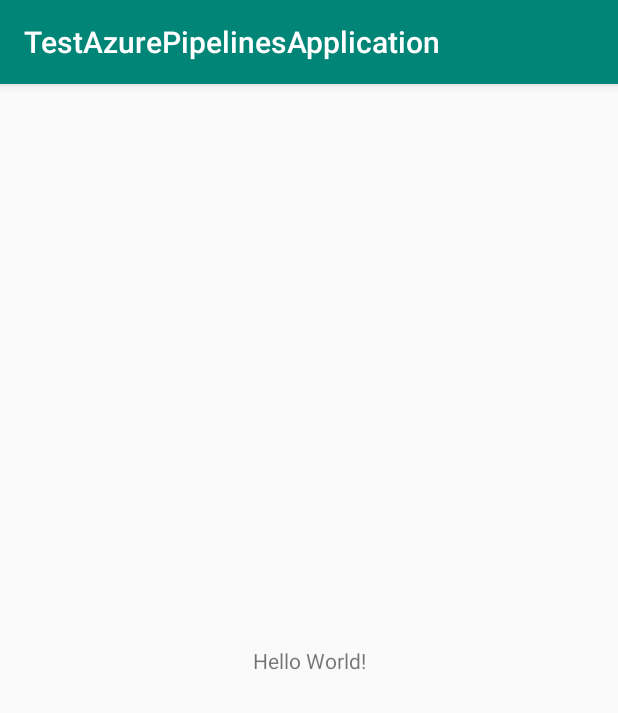
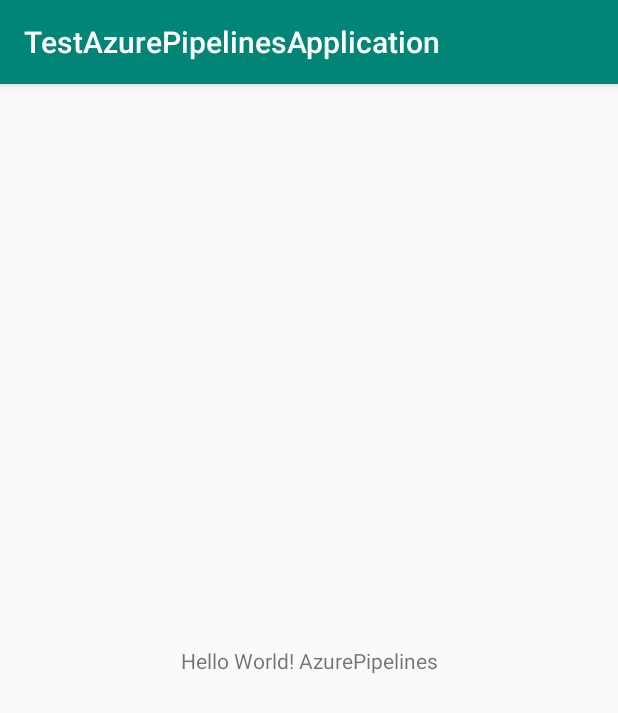
Before and after one commit to vnvuongducnghia/TestAzurePipelines, an Android app: the screen it shows after launch (MainActivity), on a phone screen of 412 x 824 dp. Shown: the top 713 px of the screen. Run offline under Robolectric (Android 15) with nearby library versions, the phone set to English and light mode, and no system bars.

Commit message:
update file azure pipelines

```diff
--- a/TestAzurePipelinesApplication/app/src/main/res/layout/activity_main.xml
+++ b/TestAzurePipelinesApplication/app/src/main/res/layout/activity_main.xml
@@ -9,7 +9,7 @@
     <TextView
         android:layout_width="wrap_content"
         android:layout_height="wrap_content"
-        android:text="Hello World!"
+        android:text="Hello World! AzurePipelines"
         app:layout_constraintBottom_toBottomOf="parent"
         app:layout_constraintLeft_toLeftOf="parent"
         app:layout_constraintRight_toRightOf="parent"
```
Also changed, not shown: 1 other file.
